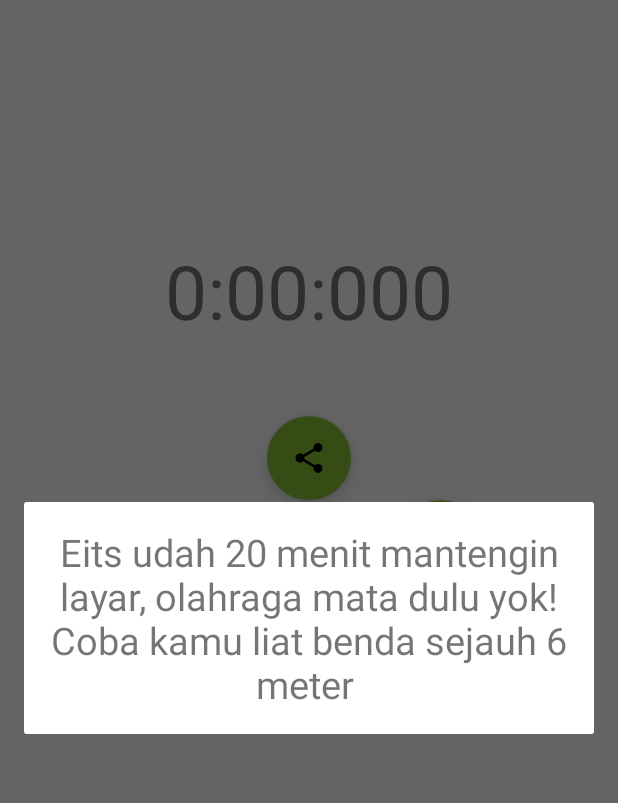
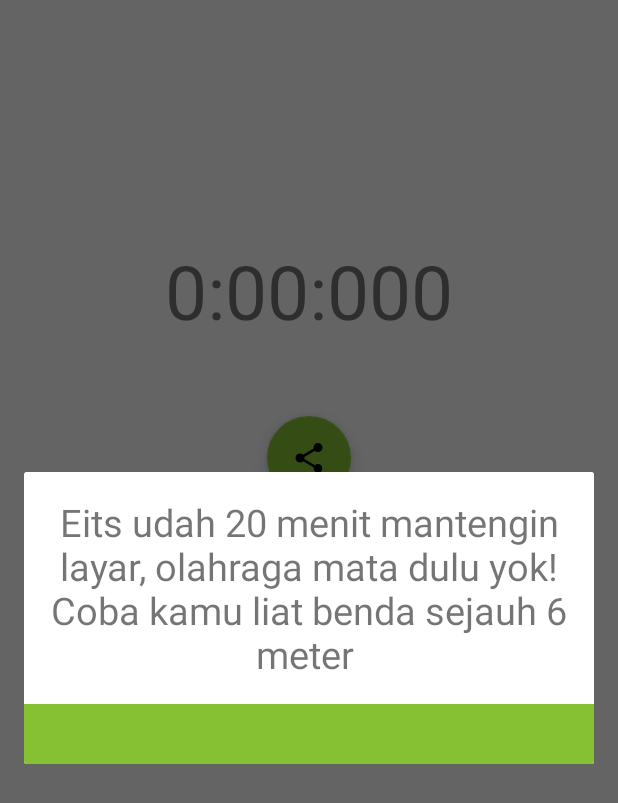
Before and after one commit to RIZKYWAHYUS/Matapp, an Android app: the NyobaTimer screen opened directly, with no data from a screen before it, after a tap on an icon or button, on a phone screen of 412 x 824 dp. Shown: the top 803 px of the screen. Run offline under Robolectric (Android 15) with nearby library versions, the phone set to English and light mode, and no system bars; our stand-ins replace ButterKnife; libraries missing offline, so code that uses them is left out: io.realm; 4 statements that could not run were skipped; 1 other tap on this screen came first.

Commit message:
popup durasi

```diff
--- a/app/src/main/res/layout/popup_durasi.xml
+++ b/app/src/main/res/layout/popup_durasi.xml
@@ -22,13 +22,13 @@ olahraga mata dulu yok! Coba kamu liat benda sejauh 6 meter "
         android:textAlignment="center"
         />
 
-    <!--<LinearLayout-->
-        <!--android:layout_width="match_parent"-->
-        <!--android:layout_height="80dp"-->
-        <!--android:layout_gravity="center_vertical"-->
-        <!--android:gravity="center_horizontal|center_vertical"-->
-        <!--android:background="@color/waranku"-->
-        <!--&gt;-->
+    <LinearLayout
+        android:layout_width="match_parent"
+        android:layout_height="40dp"
+        android:layout_gravity="center_vertical"
+        android:gravity="center_horizontal|center_vertical"
+        android:background="@color/waranku"
+        >
         <!--<Button-->
             <!--android:elevation="16dp"-->
             <!--android:layout_width="200dp"-->
@@ -42,6 +42,6 @@ olahraga mata dulu yok! Coba kamu liat benda sejauh 6 meter "
             <!--android:id="@+id/tombolGua"-->
             <!--/>-->
 
-    <!--</LinearLayout>-->
+    </LinearLayout>
 
 </LinearLayout>
```
